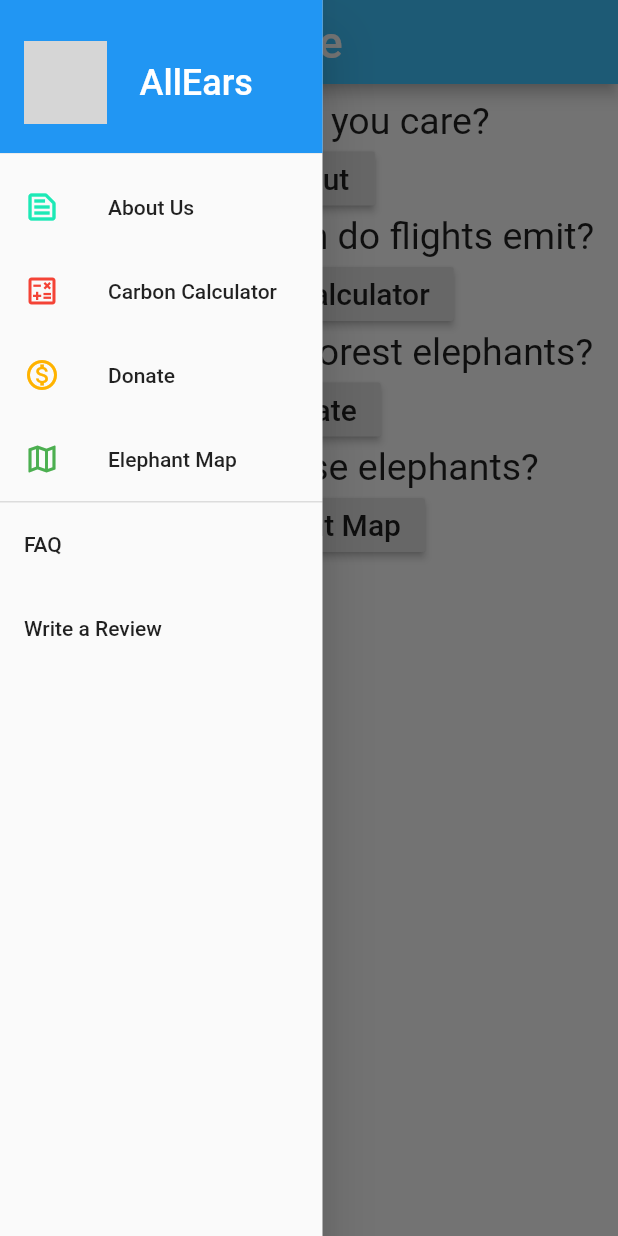
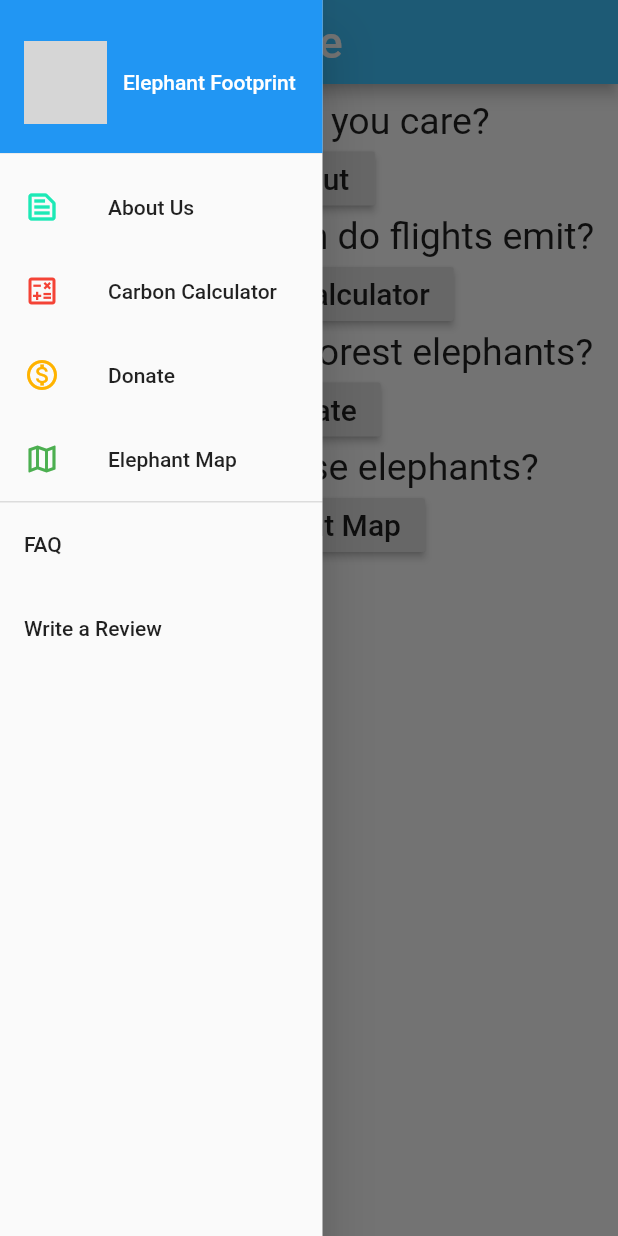
Before and after one commit to All-Ears/mobile-frontend, a Flutter app: the screen it shows after launch, with the side drawer open, on a phone screen of 412 x 824 dp. Run offline on Flutter 3.47's test engine with Material 2 defaults, Android fonts, the light colour scheme and no system bars; our stand-ins replace dropdown_search, syncfusion_flutter_charts; missing offline and left inert: syncfusion_flutter_core, syncfusion_flutter_maps; grey boxes are pictures that could not be loaded.

Commit message:
fixed small things

```diff
--- a/all_ears/lib/app_drawer.dart
+++ b/all_ears/lib/app_drawer.dart
@@ -37,12 +37,12 @@ class AppDrawer extends StatelessWidget{
                         ),
                       ),
                       Padding(
-                        padding: const EdgeInsets.only(left: 12.0, right: 12.0),
+                        padding: const EdgeInsets.only(left: 1.0, right: 1.0),
                         child: Text(
-                          'AllEars',
+                          'Elephant Footprint',
                           style: TextStyle(
                             color: Colors.white,
-                            fontSize: 24,
+                            fontSize: 14,
                           ),
                         ),
                       ),
```
